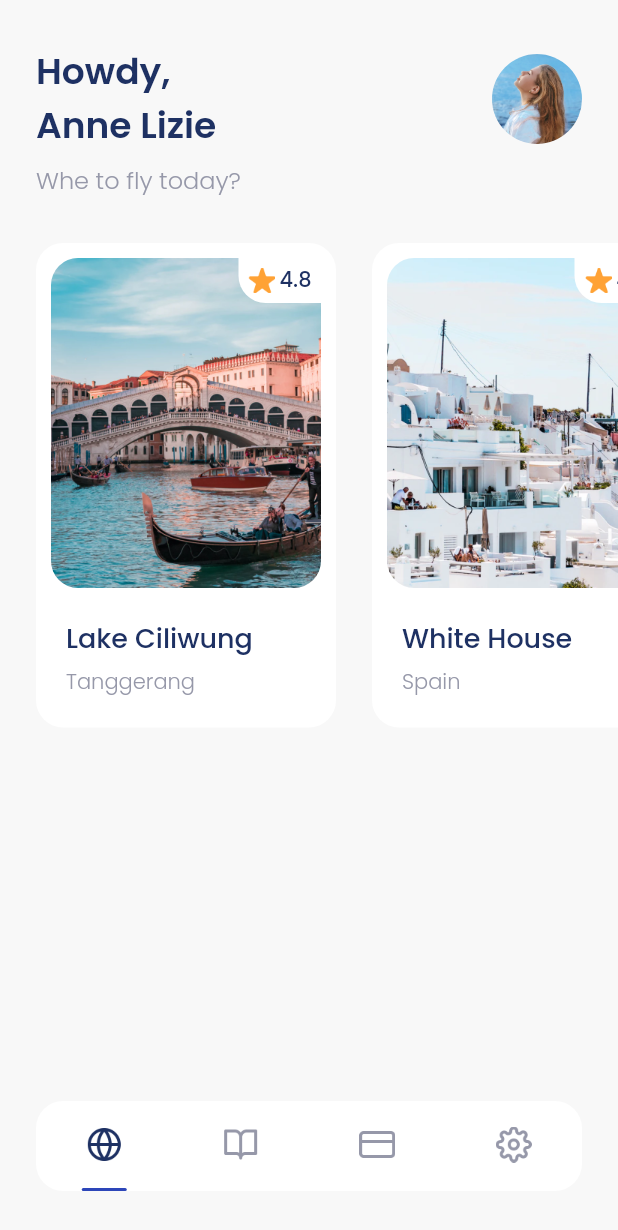
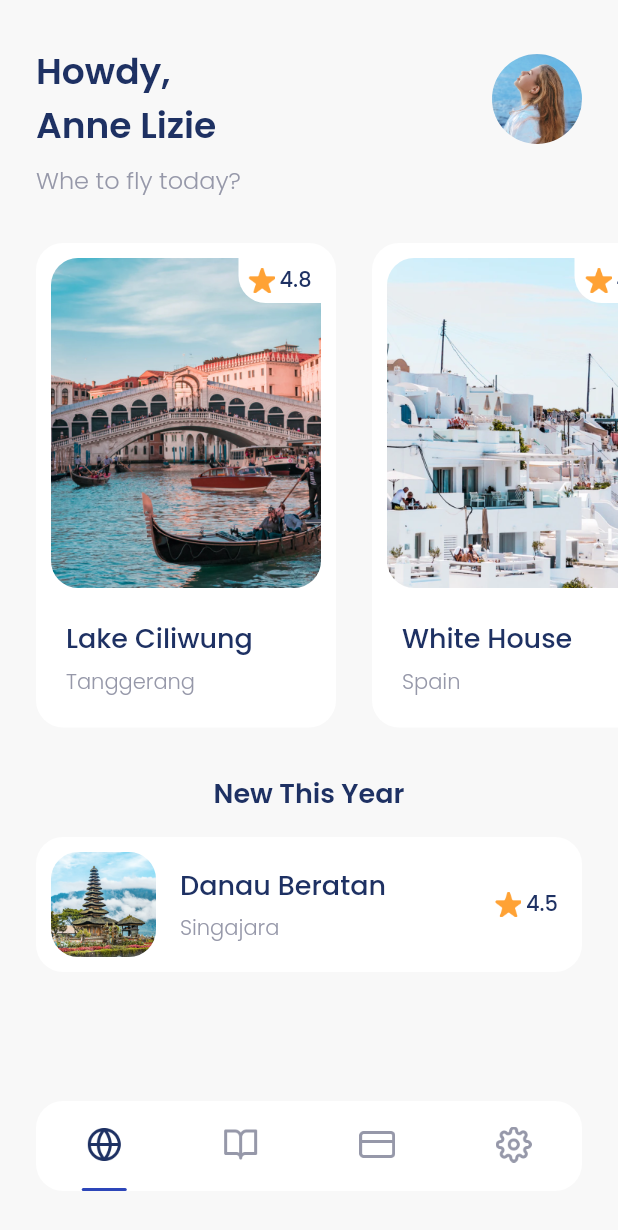
Before and after one commit to saydinaambiya/easyways_app, a Flutter app: the MainPage screen opened by its route, on a phone screen of 412 x 824 dp. Shown: the top 1230 px of the screen. Run offline on Flutter 3.47's test engine with Material 2 defaults, Android fonts, the phone set to English and light mode, and no system bars; our stand-ins replace google_fonts.

Commit message:
create destination tile to hom screen

```diff
--- a/lib/ui/pages/home_page.dart
+++ b/lib/ui/pages/home_page.dart
@@ -1,5 +1,6 @@
 import 'package:easyplane_app/shared/theme.dart';
 import 'package:easyplane_app/ui/widgets/destination_card.dart';
+import 'package:easyplane_app/ui/widgets/destination_tile.dart';
 import 'package:flutter/material.dart';
 
 class HomePage extends StatelessWidget {
@@ -37,7 +38,7 @@ class HomePage extends StatelessWidget {
                 Container(
                   width: 60,
                   height: 60,
-                  decoration: BoxDecoration(
+                  decoration: const BoxDecoration(
                     shape: BoxShape.circle,
                     image: DecorationImage(
                       image: AssetImage('assets/images/ava.png'),
@@ -61,7 +62,7 @@ class HomePage extends StatelessWidget {
 
     Widget popularDestinations() {
       return Container(
-        margin: EdgeInsets.only(top: 30),
+        margin: const EdgeInsets.only(top: 30),
         child: SingleChildScrollView(
           scrollDirection: Axis.horizontal,
           child: Row(
@@ -102,10 +103,33 @@ class HomePage extends StatelessWidget {
       );
     }
 
+    Widget newDestinations() {
+      return Container(
+        margin: EdgeInsets.only(
+          top: 30,
+          left: defaultMargin,
+          right: defaultMargin,
+        ),
+        child: Column(
+          children: [
+            Text(
+              'New This Year',
+              style: navyText.copyWith(
+                fontSize: 18,
+                fontWeight: semiBold,
+              ),
+            ),
+            DestinationTile(),
+          ],
+        ),
+      );
+    }
+
     return ListView(
       children: [
         headerHome(),
         popularDestinations(),
+        newDestinations(),
       ],
     );
   }
--- a/lib/ui/pages/main_page.dart
+++ b/lib/ui/pages/main_page.dart
@@ -9,7 +9,7 @@ class MainPage extends StatelessWidget {
   @override
   Widget build(BuildContext context) {
     Widget buildContent() {
-      return HomePage();
+      return const HomePage();
     }
 
     //bottom navigation
--- /dev/null
+++ b/lib/ui/widgets/destination_tile.dart
@@ -0,0 +1,79 @@
+import 'package:easyplane_app/shared/theme.dart';
+import 'package:flutter/material.dart';
+
+class DestinationTile extends StatelessWidget {
+  const DestinationTile({Key? key}) : super(key: key);
+
+  @override
+  Widget build(BuildContext context) {
+    return Container(
+      margin: const EdgeInsets.only(top: 16),
+      padding: const EdgeInsets.fromLTRB(10, 10, 16, 10),
+      decoration: BoxDecoration(
+        color: whiteColor,
+        borderRadius: BorderRadius.circular(18),
+      ),
+      child: Row(
+        children: [
+          Container(
+            margin: const EdgeInsets.only(right: 16),
+            width: 70,
+            height: 70,
+            decoration: BoxDecoration(
+              borderRadius: BorderRadius.circular(18),
+              image: const DecorationImage(
+                fit: BoxFit.cover,
+                image: AssetImage(
+                  'assets/images/image_berantan.png',
+                ),
+              ),
+            ),
+          ),
+          Expanded(
+            child: Column(
+              crossAxisAlignment: CrossAxisAlignment.start,
+              children: [
+                Text(
+                  'Danau Beratan',
+                  style: navyText.copyWith(
+                    fontSize: 18,
+                    fontWeight: medium,
+                  ),
+                ),
+                const SizedBox(height: 5),
+                Text(
+                  'Singajara',
+                  style: greyText.copyWith(
+                    fontWeight: light,
+                  ),
+                ),
+              ],
+            ),
+          ),
+          Row(
+            mainAxisAlignment: MainAxisAlignment.center,
+            crossAxisAlignment: CrossAxisAlignment.center,
+            children: [
+              Container(
+                height: 18,
+                width: 18,
+                margin: const EdgeInsets.only(right: 3),
+                decoration: const BoxDecoration(
+                  image: DecorationImage(
+                    image: AssetImage('assets/icons/icon_star.png'),
+                  ),
+                ),
+              ),
+              Text(
+                '4.5',
+                style: navyText.copyWith(
+                  fontWeight: medium,
+                ),
+              )
+            ],
+          ),
+        ],
+      ),
+    );
+  }
+}
```
